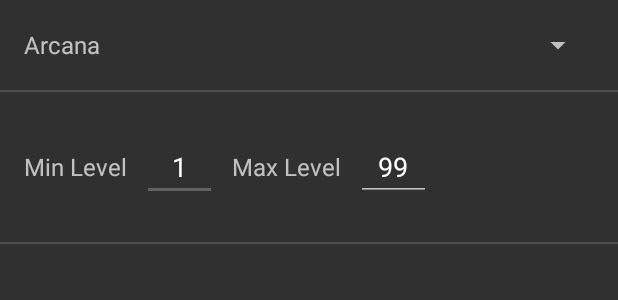
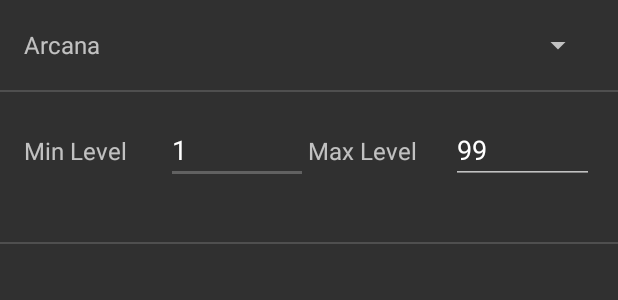
Before and after one commit to recheej/persona-dex, an Android app: the layout filter_dialog.xml on its own in the app's theme, with its tools: preview values and no code run, on a phone screen of 412 x 824 dp. Shown: the top 300 px of the screen. Run offline under Robolectric (Android 15) with nearby library versions, the phone set to English and light mode, and no system bars.

Commit message:
Made filter dialog better looking on other devices

```diff
--- a/app/src/main/res/layout/filter_dialog.xml
+++ b/app/src/main/res/layout/filter_dialog.xml
@@ -28,7 +28,7 @@
 
     <include layout="@layout/grid_divider_horizontal"/>
 
-    <RelativeLayout
+    <LinearLayout
         android:layout_width="match_parent"
         android:layout_height="100dp"
         android:orientation="horizontal"
@@ -36,47 +36,39 @@
 
         <TextView
             android:id="@+id/textViewMinLevelLabel"
-            android:layout_width="wrap_content"
+            android:layout_width="0dp"
             android:layout_height="wrap_content"
             android:text="Min Level"
             android:textSize="16sp"
-            android:layout_alignParentStart="true"
-            android:layout_centerVertical="true"/>
+            android:layout_weight="1"/>
 
         <EditText
             android:id="@+id/editText_minLevel"
-            android:layout_width="50dp"
+            android:layout_width="0dp"
             android:layout_height="wrap_content"
-            android:layout_centerVertical="true"
-            android:layout_margin="10dp"
-            android:layout_toEndOf="@id/textViewMinLevelLabel"
             android:ems="10"
             android:inputType="number"
-            android:textAlignment="center"
-            android:text="1" />
+            android:text="1"
+            android:layout_weight="1"/>
 
         <TextView
             android:id="@+id/textViewMaxLevelLabel"
-            android:layout_toEndOf="@id/editText_minLevel"
-            android:layout_width="wrap_content"
+            android:layout_width="0dp"
             android:layout_height="wrap_content"
             android:text="Max Level"
             android:textSize="16sp"
-            android:layout_centerVertical="true"/>
+            android:layout_weight="1"/>
 
         <EditText
             android:id="@+id/editText_maxLevel"
-            android:layout_width="50dp"
+            android:layout_width="0dp"
             android:layout_height="wrap_content"
-            android:layout_centerVertical="true"
-            android:layout_margin="10dp"
-            android:layout_toEndOf="@id/textViewMaxLevelLabel"
             android:ems="10"
             android:inputType="number"
-            android:textAlignment="center"
-            android:text="99" />
+            android:text="99"
+            android:layout_weight="1"/>
 
-    </RelativeLayout>
+    </LinearLayout>
 
     <include layout="@layout/grid_divider_horizontal"/>
 
```
